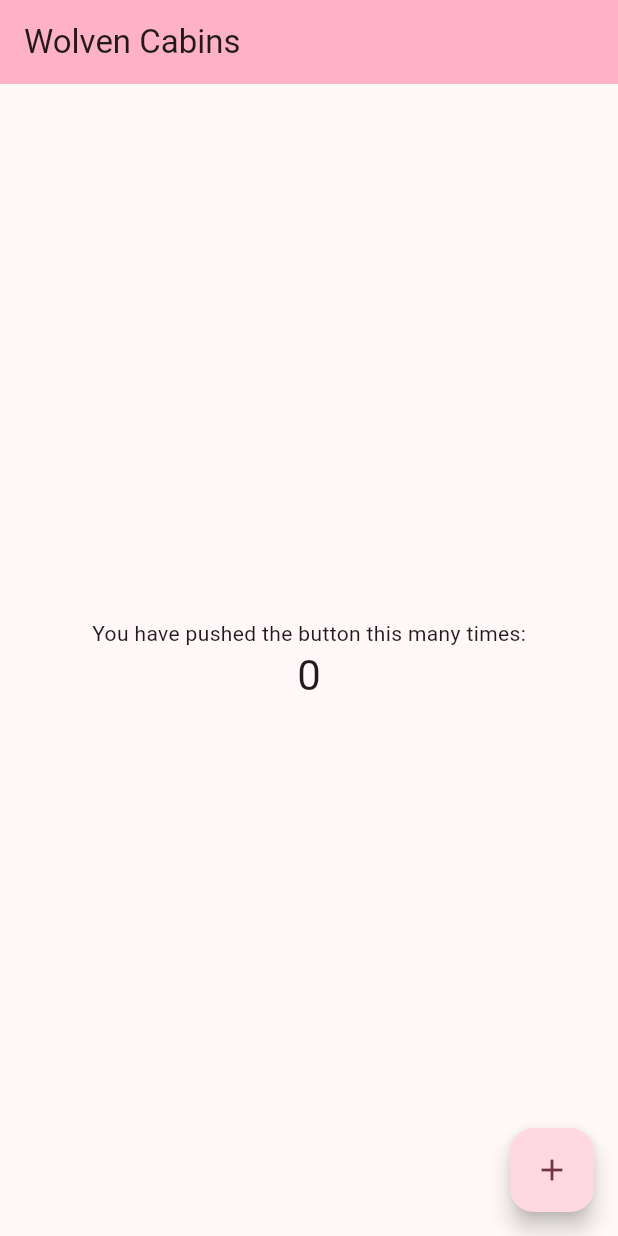
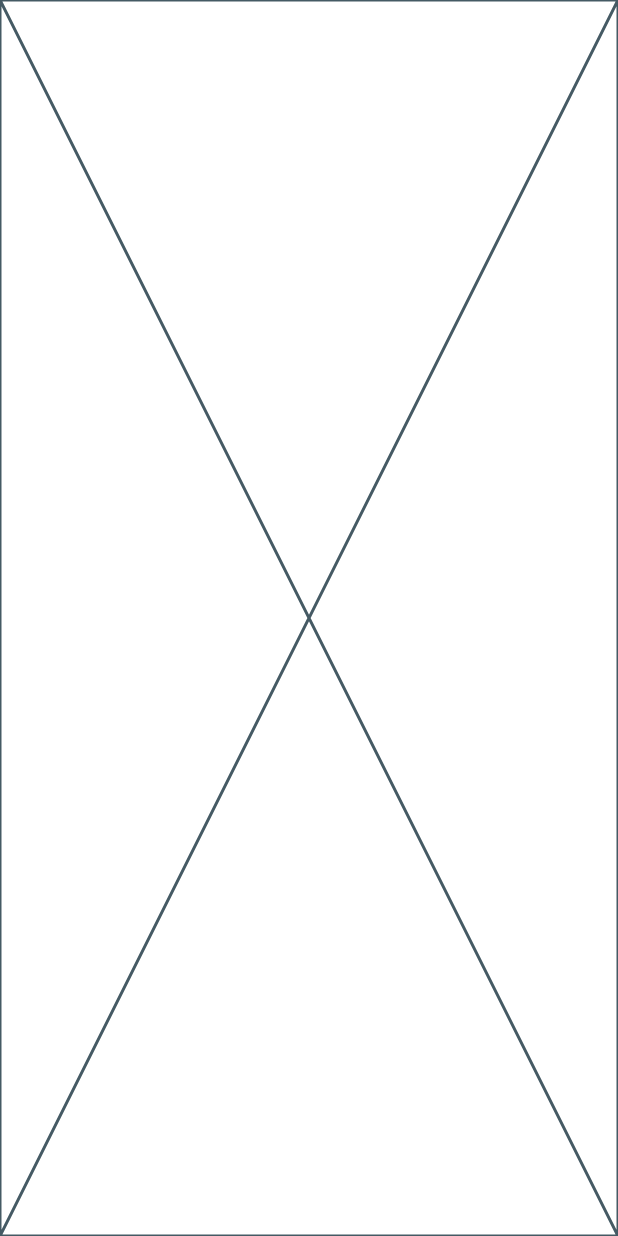
Before and after one commit to WolvenSoen/wolven_cabins_flutter, a Flutter app: the screen it shows after launch, on a phone screen of 412 x 824 dp. Run offline on Flutter 3.47's test engine with Material 2 defaults, Android fonts, the phone set to English and light mode, and no system bars; project files that could hold a hidden picture were left out.

Commit message:
Fonts and home page init

```diff
--- a/lib/main.dart
+++ b/lib/main.dart
@@ -1,4 +1,5 @@
 import 'package:flutter/material.dart';
+import 'package:wolven_cabins/pages/home.dart';
 
 void main() {
   runApp(const MyApp());
@@ -11,75 +12,9 @@ class MyApp extends StatelessWidget {
   Widget build(BuildContext context) {
     return MaterialApp(
       debugShowCheckedModeBanner: false,
-      title: 'WolvenWood',
-      theme: ThemeData(
-        colorScheme: ColorScheme.fromSeed(seedColor: Colors.black),
-        useMaterial3: true,
-      ),
-      home: const MyHomePage(title: 'Wolven Cabins'),
+      theme: ThemeData(),
+      //const keyword is used to declare that a page will be "static"
+      home: const HomePage(),
     );
   }
 }
-
-class MyHomePage extends StatefulWidget {
-  const MyHomePage({super.key, required this.title});
-
-  // This widget is the home page of your application. It is stateful, meaning
-  // that it has a State object (defined below) that contains fields that affect
-  // how it looks.
-
-  // This class is the configuration for the state. It holds the values (in this
-  // case the title) provided by the parent (in this case the App widget) and
-  // used by the build method of the State. Fields in a Widget subclass are
-  // always marked "final".
-
-  final String title;
-
-  @override
-  State<MyHomePage> createState() => _MyHomePageState();
-}
-
-class _MyHomePageState extends State<MyHomePage> {
-  int _counter = 0;
-
-  void _incrementCounter() {
-    setState(() {
-      // This call to setState tells the Flutter framework that something has
-      // changed in this State, which causes it to rerun the build method below
-      // so that the display can reflect the updated values. If we changed
-      // _counter without calling setState(), then the build method would not be
-      // called again, and so nothing would appear to happen.
-      _counter++;
-    });
-  }
-
-  @override
-  Widget build(BuildContext context) {
-    return Scaffold(
-      appBar: AppBar(
-        backgroundColor: Theme.of(context).colorScheme.inversePrimary,
-        title: Text(widget.title),
-      ),
-      body: Center(
-        // Center is a layout widget.
-        child: Column(
-          mainAxisAlignment: MainAxisAlignment.center,
-          children: <Widget>[
-            const Text(
-              'You have pushed the button this many times:',
-            ),
-            Text(
-              '$_counter',
-              style: Theme.of(context).textTheme.headlineMedium,
-            ),
-          ],
-        ),
-      ),
-      floatingActionButton: FloatingActionButton(
-        onPressed: _incrementCounter,
-        tooltip: 'Increment',
-        child: const Icon(Icons.add),
-      ),
-    );
-  }
-}
--- /dev/null
+++ b/lib/pages/home.dart
@@ -0,0 +1,13 @@
+import 'package:flutter/material.dart';
+
+class HomePage extends StatelessWidget {
+  const HomePage({super.key});
+
+  @override
+  //Build method is used for returning a widget, in this case
+  //we will return a scaffold widget, which is a widget that covers
+  //the whole screen, using nested widgets we can build a complex UI
+  Widget build(BuildContext context) {
+    return const Placeholder();
+  }
+}
```
Also changed, not shown: fonts/Montserrat-Black.ttf (added), fonts/Montserrat-BlackItalic.ttf (added), fonts/Montserrat-Bold.ttf (added), fonts/Montserrat-BoldItalic.ttf (added), fonts/Montserrat-ExtraBold.ttf (added), fonts/Montserrat-ExtraBoldItalic.ttf (added), fonts/Montserrat-ExtraLight.ttf (added), fonts/Montserrat-ExtraLightItalic.ttf (added), fonts/Montserrat-Italic.ttf (added), fonts/Montserrat-Light.ttf (added), fonts/Montserrat-LightItalic.ttf (added), fonts/Montserrat-Medium.ttf (added), fonts/Montserrat-MediumItalic.ttf (added), fonts/Montserrat-Regular.ttf (added), 4 more files.
